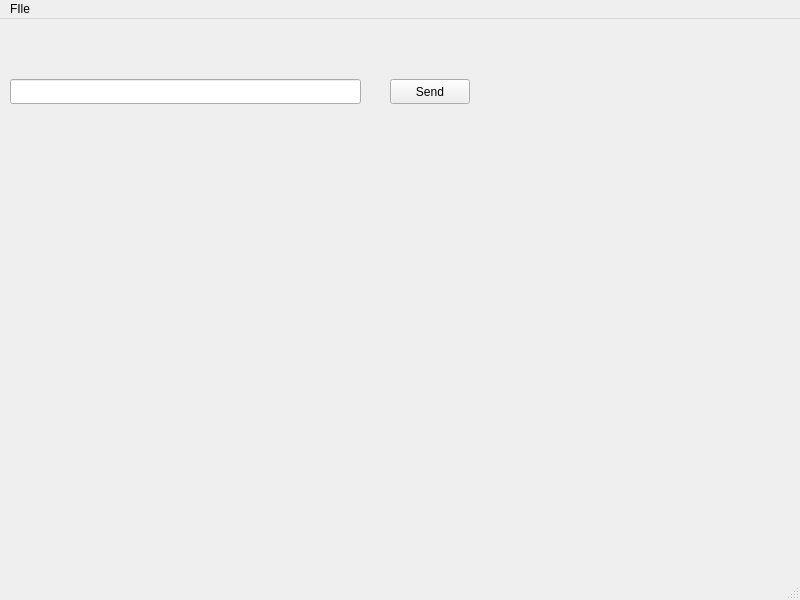
Qt form src/GuiClient.ui (matthiasrsl/blockchain-ensicaen) before a commit.
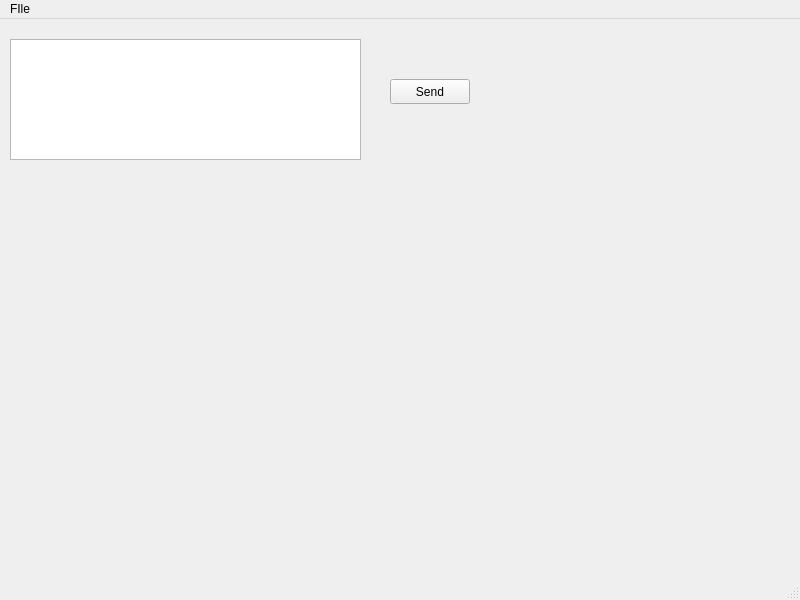
The same form after that commit.

Commit message: swap linetext to areatext

Patch:
```diff
--- a/src/GuiClient.ui
+++ b/src/GuiClient.ui
@@ -17,19 +17,6 @@
    <string>Return</string>
   </property>
   <widget class="QWidget" name="centralwidget">
-   <widget class="QLineEdit" name="lineMessage">
-    <property name="geometry">
-     <rect>
-      <x>10</x>
-      <y>60</y>
-      <width>351</width>
-      <height>25</height>
-     </rect>
-    </property>
-    <property name="clearButtonEnabled">
-     <bool>true</bool>
-    </property>
-   </widget>
    <widget class="QPushButton" name="sendButton">
     <property name="geometry">
      <rect>
@@ -43,6 +30,16 @@
      <string>Send</string>
     </property>
    </widget>
+   <widget class="QTextEdit" name="lineMessage">
+    <property name="geometry">
+     <rect>
+      <x>10</x>
+      <y>20</y>
+      <width>351</width>
+      <height>121</height>
+     </rect>
+    </property>
+   </widget>
   </widget>
   <widget class="QMenuBar" name="menubar">
    <property name="geometry">
```
The commit also changes 2 other files.
